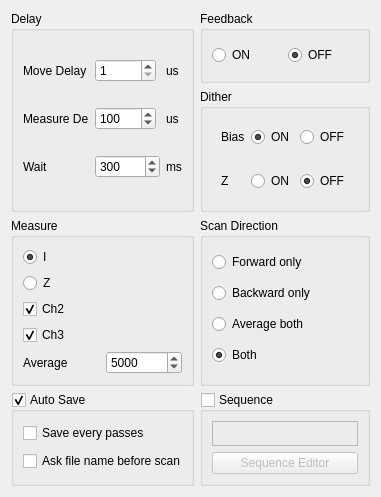
First picture: the form in pyqt5 STM software/ui/AdvanceOption.ui, repository freestylexyz/STM-pyqt5-software, before the edit.
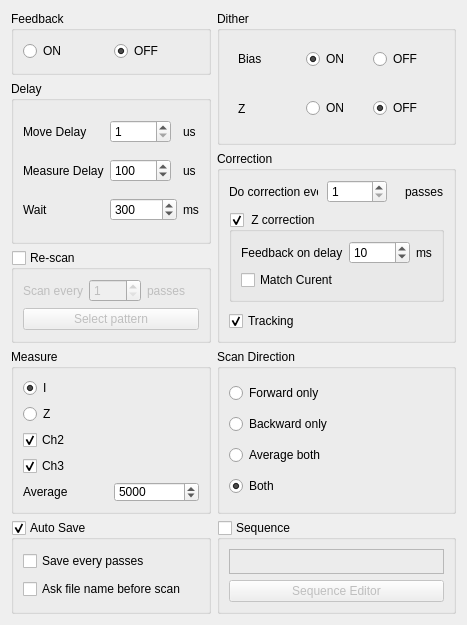
Second picture: the form after the edit.

Diff of the .ui file:
```diff
--- a/pyqt5 STM software/ui/AdvanceOption.ui
+++ b/pyqt5 STM software/ui/AdvanceOption.ui
@@ -6,8 +6,8 @@
    <rect>
     <x>0</x>
     <y>0</y>
-    <width>381</width>
-    <height>497</height>
+    <width>467</width>
+    <height>625</height>
    </rect>
   </property>
   <property name="sizePolicy">
@@ -26,207 +26,7 @@
    <string>Advance Option</string>
   </property>
   <layout class="QGridLayout" name="gridLayout_7">
-   <item row="4" column="2">
-    <widget class="QGroupBox" name="groupBox_Seq_AdvOption">
-     <property name="title">
-      <string>Sequence</string>
-     </property>
-     <property name="checkable">
-      <bool>true</bool>
-     </property>
-     <property name="checked">
-      <bool>false</bool>
-     </property>
-     <layout class="QGridLayout" name="gridLayout_8">
-      <item row="0" column="0">
-       <widget class="QLabel" name="label_Seq">
-        <property name="sizePolicy">
-         <sizepolicy hsizetype="Preferred" vsizetype="Minimum">
-          <horstretch>0</horstretch>
-          <verstretch>0</verstretch>
-         </sizepolicy>
-        </property>
-        <property name="minimumSize">
-         <size>
-          <width>0</width>
-          <height>25</height>
-         </size>
-        </property>
-        <property name="maximumSize">
-         <size>
-          <width>16777215</width>
-          <height>25</height>
-         </size>
-        </property>
-        <property name="frameShape">
-         <enum>QFrame::StyledPanel</enum>
-        </property>
-        <property name="frameShadow">
-         <enum>QFrame::Sunken</enum>
-        </property>
-        <property name="text">
-         <string/>
-        </property>
-       </widget>
-      </item>
-      <item row="1" column="0">
-       <widget class="QPushButton" name="pushButton_SeqEditor">
-        <property name="sizePolicy">
-         <sizepolicy hsizetype="Minimum" vsizetype="Fixed">
-          <horstretch>0</horstretch>
-          <verstretch>0</verstretch>
-         </sizepolicy>
-        </property>
-        <property name="minimumSize">
-         <size>
-          <width>110</width>
-          <height>0</height>
-         </size>
-        </property>
-        <property name="text">
-         <string>Sequence Editor</string>
-        </property>
-       </widget>
-      </item>
-     </layout>
-    </widget>
-   </item>
-   <item row="1" column="2">
-    <widget class="QGroupBox" name="groupBox_4">
-     <property name="title">
-      <string>Dither</string>
-     </property>
-     <layout class="QGridLayout" name="gridLayout_5">
-      <item row="1" column="2">
-       <widget class="QWidget" name="widget" native="true">
-        <layout class="QHBoxLayout" name="horizontalLayout">
-         <item>
-          <widget class="QLabel" name="label_4">
-           <property name="text">
-            <string>Bias</string>
-           </property>
-          </widget>
-         </item>
-         <item>
-          <widget class="QRadioButton" name="radioButton_BiasON_AdvOption">
-           <property name="text">
-            <string>ON</string>
-           </property>
-           <property name="checked">
-            <bool>true</bool>
-           </property>
-          </widget>
-         </item>
-         <item>
-          <widget class="QRadioButton" name="radioButton_BiasOFF_AdvOption">
-           <property name="text">
-            <string>OFF</string>
-           </property>
-          </widget>
-         </item>
-        </layout>
-       </widget>
-      </item>
-      <item row="2" column="2" rowspan="2">
-       <widget class="QWidget" name="widget_2" native="true">
-        <layout class="QHBoxLayout" name="horizontalLayout_2">
-         <item>
-          <widget class="QLabel" name="label_5">
-           <property name="text">
-            <string>Z</string>
-           </property>
-          </widget>
-         </item>
-         <item>
-          <widget class="QRadioButton" name="radioButton_ZON_AdvOption">
-           <property name="text">
-            <string>ON</string>
-           </property>
-          </widget>
-         </item>
-         <item>
-          <widget class="QRadioButton" name="radioButton_ZOFF_AdvOption">
-           <property name="text">
-            <string>OFF</string>
-           </property>
-           <property name="checked">
-            <bool>true</bool>
-           </property>
-          </widget>
-         </item>
-        </layout>
-       </widget>
-      </item>
-     </layout>
-    </widget>
-   </item>
-   <item row="3" column="2">
-    <widget class="QGroupBox" name="groupBox_3">
-     <property name="title">
-      <string>Scan Direction</string>
-     </property>
-     <layout class="QGridLayout" name="gridLayout_3">
-      <item row="0" column="0">
-       <widget class="QRadioButton" name="radioButton_Forward_Dir">
-        <property name="text">
-         <string>Forward only</string>
-        </property>
-       </widget>
-      </item>
-      <item row="2" column="0">
-       <widget class="QRadioButton" name="radioButton_AvgBoth_Dir">
-        <property name="text">
-         <string>Average both</string>
-        </property>
-       </widget>
-      </item>
-      <item row="1" column="0">
-       <widget class="QRadioButton" name="radioButton_Bacward_Dir">
-        <property name="text">
-         <string>Backward only</string>
-        </property>
-       </widget>
-      </item>
-      <item row="3" column="0">
-       <widget class="QRadioButton" name="radioButton_Both_Dir">
-        <property name="text">
-         <string>Both</string>
-        </property>
-        <property name="checked">
-         <bool>true</bool>
-        </property>
-       </widget>
-      </item>
-     </layout>
-    </widget>
-   </item>
-   <item row="0" column="2">
-    <widget class="QGroupBox" name="groupBox_5">
-     <property name="title">
-      <string>Feedback</string>
-     </property>
-     <layout class="QGridLayout" name="gridLayout_9">
-      <item row="0" column="0">
-       <widget class="QRadioButton" name="radioButton_FeedbackON">
-        <property name="text">
-         <string>ON</string>
-        </property>
-       </widget>
-      </item>
-      <item row="0" column="1">
-       <widget class="QRadioButton" name="radioButton_FeedbackOFF">
-        <property name="text">
-         <string>OFF</string>
-        </property>
-        <property name="checked">
-         <bool>true</bool>
-        </property>
-       </widget>
-      </item>
-     </layout>
-    </widget>
-   </item>
-   <item row="3" column="0">
+   <item row="6" column="0">
     <widget class="QGroupBox" name="groupBox_2">
      <property name="title">
       <string>Measure</string>
@@ -234,6 +34,18 @@
      <layout class="QGridLayout" name="gridLayout_2">
       <item row="4" column="1">
        <widget class="QSpinBox" name="spinBox_Avg_Measure">
+        <property name="minimumSize">
+         <size>
+          <width>0</width>
+          <height>15</height>
+         </size>
+        </property>
+        <property name="maximumSize">
+         <size>
+          <width>16777215</width>
+          <height>20</height>
+         </size>
+        </property>
         <property name="minimum">
          <number>1</number>
         </property>
@@ -250,6 +62,18 @@
       </item>
       <item row="4" column="0">
        <widget class="QLabel" name="label_3">
+        <property name="minimumSize">
+         <size>
+          <width>0</width>
+          <height>15</height>
+         </size>
+        </property>
+        <property name="maximumSize">
+         <size>
+          <width>16777215</width>
+          <height>20</height>
+         </size>
+        </property>
         <property name="text">
          <string>Average</string>
         </property>
@@ -263,6 +87,18 @@
           <verstretch>0</verstretch>
          </sizepolicy>
         </property>
+        <property name="minimumSize">
+         <size>
+          <width>0</width>
+          <height>15</height>
+         </size>
+        </property>
+        <property name="maximumSize">
+         <size>
+          <width>16777215</width>
+          <height>20</height>
+         </size>
+        </property>
         <property name="text">
          <string>Ch3</string>
         </property>
@@ -273,6 +109,18 @@
       </item>
       <item row="1" column="0" colspan="2">
        <widget class="QRadioButton" name="radioButton_Z_Measure">
+        <property name="minimumSize">
+         <size>
+          <width>0</width>
+          <height>15</height>
+         </size>
+        </property>
+        <property name="maximumSize">
+         <size>
+          <width>16777215</width>
+          <height>20</height>
+         </size>
+        </property>
         <property name="text">
          <string>Z</string>
         </property>
@@ -280,6 +128,18 @@
       </item>
       <item row="0" column="0" colspan="2">
        <widget class="QRadioButton" name="radioButton_I_Measure">
+        <property name="minimumSize">
+         <size>
+          <width>0</width>
+          <height>15</height>
+         </size>
+        </property>
+        <property name="maximumSize">
+         <size>
+          <width>16777215</width>
+          <height>20</height>
+         </size>
+        </property>
         <property name="text">
          <string>I</string>
         </property>
@@ -296,6 +156,18 @@
           <verstretch>0</verstretch>
          </sizepolicy>
         </property>
+        <property name="minimumSize">
+         <size>
+          <width>0</width>
+          <height>15</height>
+         </size>
+        </property>
+        <property name="maximumSize">
+         <size>
+          <width>16777215</width>
+          <height>20</height>
+         </size>
+        </property>
         <property name="text">
          <string>Ch2</string>
         </property>
@@ -307,7 +179,7 @@
      </layout>
     </widget>
    </item>
-   <item row="4" column="0">
+   <item row="7" column="0">
     <widget class="QGroupBox" name="groupBox_AutoSave_AdvOption">
      <property name="title">
       <string>Auto Save</string>
@@ -333,7 +205,47 @@
      </layout>
     </widget>
    </item>
-   <item row="0" column="0" rowspan="2">
+   <item row="6" column="2">
+    <widget class="QGroupBox" name="groupBox_3">
+     <property name="title">
+      <string>Scan Direction</string>
+     </property>
+     <layout class="QGridLayout" name="gridLayout_3">
+      <item row="0" column="0">
+       <widget class="QRadioButton" name="radioButton_Forward_Dir">
+        <property name="text">
+         <string>Forward only</string>
+        </property>
+       </widget>
+      </item>
+      <item row="2" column="0">
+       <widget class="QRadioButton" name="radioButton_AvgBoth_Dir">
+        <property name="text">
+         <string>Average both</string>
+        </property>
+       </widget>
+      </item>
+      <item row="1" column="0">
+       <widget class="QRadioButton" name="radioButton_Bacward_Dir">
+        <property name="text">
+         <string>Backward only</string>
+        </property>
+       </widget>
+      </item>
+      <item row="3" column="0">
+       <widget class="QRadioButton" name="radioButton_Both_Dir">
+        <property name="text">
+         <string>Both</string>
+        </property>
+        <property name="checked">
+         <bool>true</bool>
+        </property>
+       </widget>
+      </item>
+     </layout>
+    </widget>
+   </item>
+   <item row="1" column="0" rowspan="2">
     <widget class="QGroupBox" name="groupBox">
      <property name="title">
       <string>Delay</string>
@@ -450,6 +362,355 @@
      </layout>
     </widget>
    </item>
+   <item row="7" column="2">
+    <widget class="QGroupBox" name="groupBox_Seq_AdvOption">
+     <property name="title">
+      <string>Sequence</string>
+     </property>
+     <property name="checkable">
+      <bool>true</bool>
+     </property>
+     <property name="checked">
+      <bool>false</bool>
+     </property>
+     <layout class="QGridLayout" name="gridLayout_8">
+      <item row="0" column="0">
+       <widget class="QLabel" name="label_Seq">
+        <property name="sizePolicy">
+         <sizepolicy hsizetype="Preferred" vsizetype="Minimum">
+          <horstretch>0</horstretch>
+          <verstretch>0</verstretch>
+         </sizepolicy>
+        </property>
+        <property name="minimumSize">
+         <size>
+          <width>0</width>
+          <height>25</height>
+         </size>
+        </property>
+        <property name="maximumSize">
+         <size>
+          <width>16777215</width>
+          <height>25</height>
+         </size>
+        </property>
+        <property name="frameShape">
+         <enum>QFrame::StyledPanel</enum>
+        </property>
+        <property name="frameShadow">
+         <enum>QFrame::Sunken</enum>
+        </property>
+        <property name="text">
+         <string/>
+        </property>
+       </widget>
+      </item>
+      <item row="1" column="0">
+       <widget class="QPushButton" name="pushButton_SeqEditor">
+        <property name="sizePolicy">
+         <sizepolicy hsizetype="Minimum" vsizetype="Fixed">
+          <horstretch>0</horstretch>
+          <verstretch>0</verstretch>
+         </sizepolicy>
+        </property>
+        <property name="minimumSize">
+         <size>
+          <width>110</width>
+          <height>0</height>
+         </size>
+        </property>
+        <property name="text">
+         <string>Sequence Editor</string>
+        </property>
+       </widget>
+      </item>
+     </layout>
+    </widget>
+   </item>
+   <item row="3" column="0">
+    <widget class="QGroupBox" name="groupBox_6">
+     <property name="title">
+      <string>Re-scan</string>
+     </property>
+     <property name="checkable">
+      <bool>true</bool>
+     </property>
+     <property name="checked">
+      <bool>false</bool>
+     </property>
+     <layout class="QGridLayout" name="gridLayout_10">
+      <item row="0" column="0">
+       <widget class="QLabel" name="label_14">
+        <property name="text">
+         <string>Scan every</string>
+        </property>
+       </widget>
+      </item>
+      <item row="0" column="1">
+       <widget class="QSpinBox" name="spinBox">
+        <property name="minimum">
+         <number>1</number>
+        </property>
+        <property name="maximum">
+         <number>100</number>
+        </property>
+       </widget>
+      </item>
+      <item row="0" column="2">
+       <widget class="QLabel" name="label_15">
+        <property name="text">
+         <string>passes</string>
+        </property>
+       </widget>
+      </item>
+      <item row="1" column="0" colspan="3">
+       <widget class="QPushButton" name="pushButton">
+        <property name="text">
+         <string>Select pattern</string>
+        </property>
+       </widget>
+      </item>
+     </layout>
+    </widget>
+   </item>
+   <item row="0" column="0">
+    <widget class="QGroupBox" name="groupBox_5">
+     <property name="title">
+      <string>Feedback</string>
+     </property>
+     <layout class="QGridLayout" name="gridLayout_9">
+      <item row="0" column="0">
+       <widget class="QRadioButton" name="radioButton_FeedbackON">
+        <property name="text">
+         <string>ON</string>
+        </property>
+       </widget>
+      </item>
+      <item row="0" column="1">
+       <widget class="QRadioButton" name="radioButton_FeedbackOFF">
+        <property name="text">
+         <string>OFF</string>
+        </property>
+        <property name="checked">
+         <bool>true</bool>
+        </property>
+       </widget>
+      </item>
+     </layout>
+    </widget>
+   </item>
+   <item row="0" column="2" rowspan="2">
+    <widget class="QGroupBox" name="groupBox_4">
+     <property name="title">
+      <string>Dither</string>
+     </property>
+     <layout class="QGridLayout" name="gridLayout_5">
+      <item row="1" column="2">
+       <widget class="QWidget" name="widget" native="true">
+        <layout class="QHBoxLayout" name="horizontalLayout">
+         <item>
+          <widget class="QLabel" name="label_4">
+           <property name="text">
+            <string>Bias</string>
+           </property>
+          </widget>
+         </item>
+         <item>
+          <widget class="QRadioButton" name="radioButton_BiasON_AdvOption">
+           <property name="text">
+            <string>ON</string>
+           </property>
+           <property name="checked">
+            <bool>true</bool>
+           </property>
+          </widget>
+         </item>
+         <item>
+          <widget class="QRadioButton" name="radioButton_BiasOFF_AdvOption">
+           <property name="text">
+            <string>OFF</string>
+           </property>
+          </widget>
+         </item>
+        </layout>
+       </widget>
+      </item>
+      <item row="2" column="2" rowspan="2">
+       <widget class="QWidget" name="widget_2" native="true">
+        <layout class="QHBoxLayout" name="horizontalLayout_2">
+         <item>
+          <widget class="QLabel" name="label_5">
+           <property name="text">
+            <string>Z</string>
+           </property>
+          </widget>
+         </item>
+         <item>
+          <widget class="QRadioButton" name="radioButton_ZON_AdvOption">
+           <property name="text">
+            <string>ON</string>
+           </property>
+          </widget>
+         </item>
+         <item>
+          <widget class="QRadioButton" name="radioButton_ZOFF_AdvOption">
+           <property name="text">
+            <string>OFF</string>
+           </property>
+           <property name="checked">
+            <bool>true</bool>
+           </property>
+          </widget>
+         </item>
+        </layout>
+       </widget>
+      </item>
+     </layout>
+    </widget>
+   </item>
+   <item row="2" column="2" rowspan="2">
+    <widget class="QGroupBox" name="groupBox_ZDrift_BetPasses">
+     <property name="title">
+      <string>Correction</string>
+     </property>
+     <property name="checkable">
+      <bool>false</bool>
+     </property>
+     <layout class="QGridLayout" name="gridLayout_4">
+      <property name="spacing">
+       <number>9</number>
+      </property>
+      <item row="0" column="0">
+       <widget class="QLabel" name="label_12">
+        <property name="sizePolicy">
+         <sizepolicy hsizetype="Expanding" vsizetype="Preferred">
+          <horstretch>0</horstretch>
+          <verstretch>0</verstretch>
+         </sizepolicy>
+        </property>
+        <property name="text">
+         <string>Do correction every</string>
+        </property>
+       </widget>
+      </item>
+      <item row="3" column="0">
+       <widget class="QCheckBox" name="checkBox_Tracking_XYDrift">
+        <property name="minimumSize">
+         <size>
+          <width>65</width>
+          <height>0</height>
+         </size>
+        </property>
+        <property name="text">
+         <string>Tracking</string>
+        </property>
+        <property name="checked">
+         <bool>true</bool>
+        </property>
+       </widget>
+      </item>
+      <item row="1" column="0" colspan="4">
+       <widget class="QGroupBox" name="groupBox_7">
+        <property name="title">
+         <string> Z correction</string>
+        </property>
+        <property name="checkable">
+         <bool>true</bool>
+        </property>
+        <layout class="QGridLayout" name="gridLayout_11">
+         <item row="0" column="2">
+          <widget class="QLabel" name="label_11">
+           <property name="text">
+            <string>ms</string>
+           </property>
+          </widget>
+         </item>
+         <item row="0" column="0">
+          <widget class="QLabel" name="label_10">
+           <property name="text">
+            <string>Feedback on delay</string>
+           </property>
+          </widget>
+         </item>
+         <item row="0" column="1">
+          <widget class="QSpinBox" name="spinBox_Delay1_ZDrift">
+           <property name="sizePolicy">
+            <sizepolicy hsizetype="Fixed" vsizetype="Fixed">
+             <horstretch>0</horstretch>
+             <verstretch>0</verstretch>
+            </sizepolicy>
+           </property>
+           <property name="minimumSize">
+            <size>
+             <width>60</width>
+             <height>20</height>
+            </size>
+           </property>
+           <property name="minimum">
+            <number>1</number>
+           </property>
+           <property name="maximum">
+            <number>10000</number>
+           </property>
+           <property name="value">
+            <number>10</number>
+           </property>
+          </widget>
+         </item>
+         <item row="1" column="0">
+          <widget class="QCheckBox" name="checkBox_MatchCurr_ZDrift">
+           <property name="text">
+            <string>Match Curent</string>
+           </property>
+          </widget>
+         </item>
+        </layout>
+       </widget>
+      </item>
+      <item row="0" column="3">
+       <widget class="QLabel" name="label_13">
+        <property name="sizePolicy">
+         <sizepolicy hsizetype="Maximum" vsizetype="Preferred">
+          <horstretch>0</horstretch>
+          <verstretch>0</verstretch>
+         </sizepolicy>
+        </property>
+        <property name="text">
+         <string>passes</string>
+        </property>
+        <property name="margin">
+         <number>0</number>
+        </property>
+        <property name="indent">
+         <number>-1</number>
+        </property>
+       </widget>
+      </item>
+      <item row="0" column="1">
+       <widget class="QSpinBox" name="spinBox_DoZCorrection_ZDrift">
+        <property name="sizePolicy">
+         <sizepolicy hsizetype="Fixed" vsizetype="Fixed">
+          <horstretch>0</horstretch>
+          <verstretch>0</verstretch>
+         </sizepolicy>
+        </property>
+        <property name="minimumSize">
+         <size>
+          <width>60</width>
+          <height>20</height>
+         </size>
+        </property>
+        <property name="alignment">
+         <set>Qt::AlignLeading|Qt::AlignLeft|Qt::AlignVCenter</set>
+        </property>
+        <property name="minimum">
+         <number>1</number>
+        </property>
+       </widget>
+      </item>
+     </layout>
+    </widget>
+   </item>
   </layout>
  </widget>
  <resources/>
```
